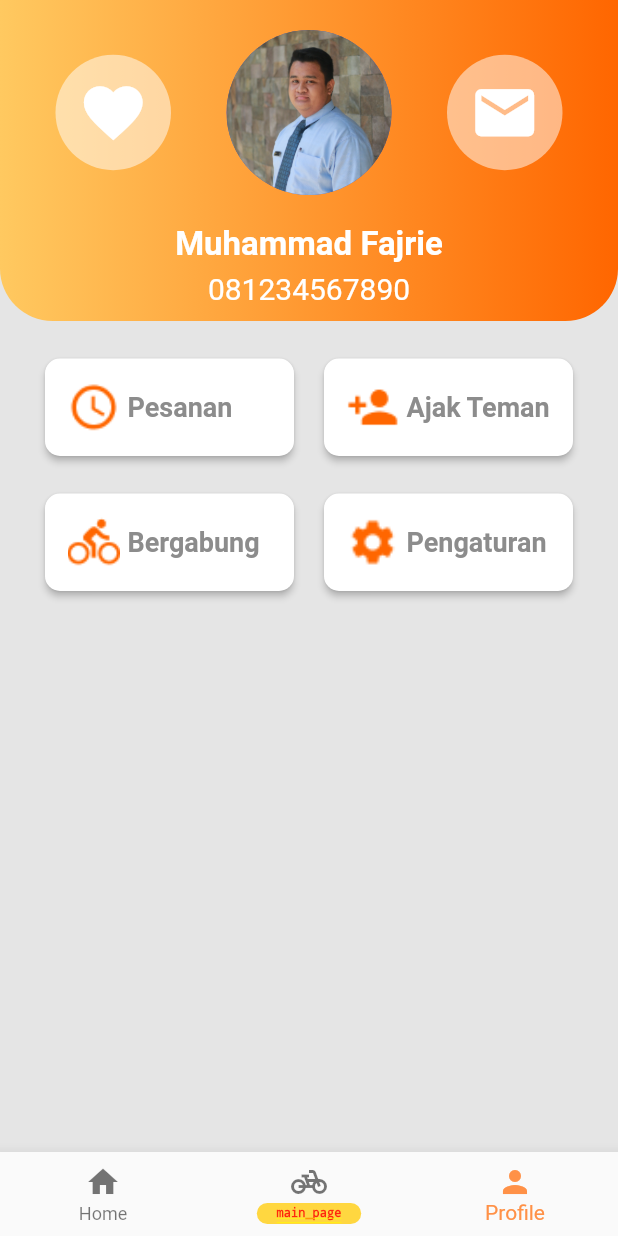
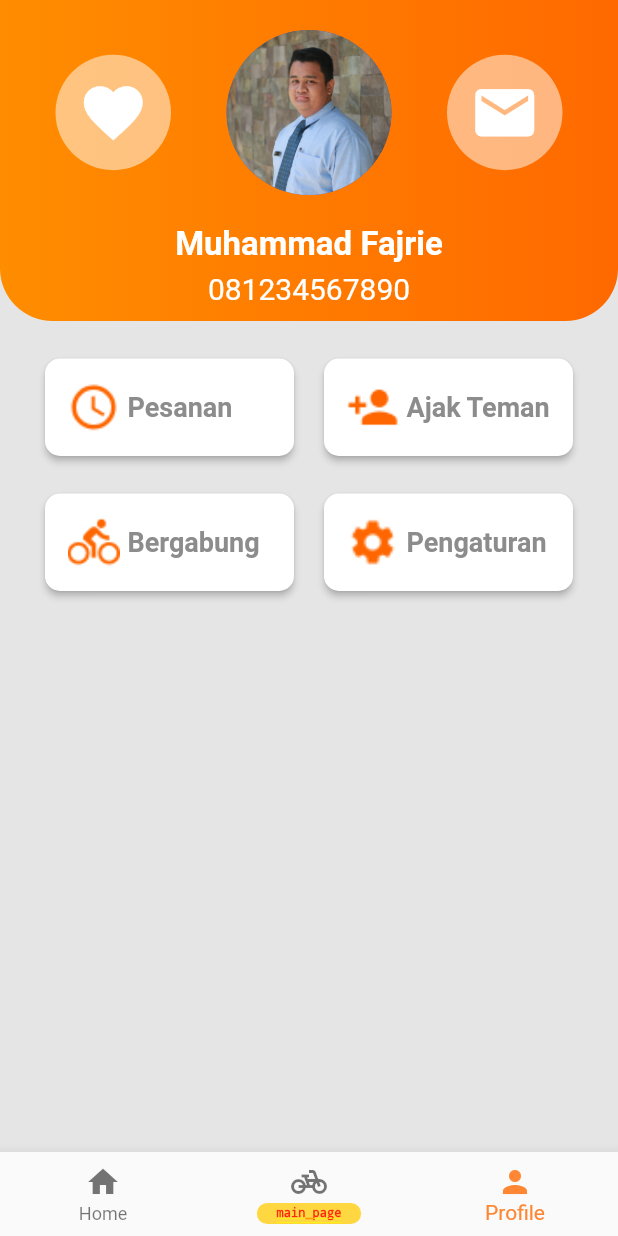
Before and after one commit to mrizkynurfajrie/antaranter-customer, a Flutter app: the PageMain screen opened by its route, item 3 of the bottom bar chosen, on a phone screen of 412 x 824 dp. Run offline on Flutter 3.47's test engine with Material 2 defaults, Android fonts, the phone set to English and light mode, and no system bars; our stand-ins replace flutter_screenutil, get, get_storage, intl_phone_number_input; accounts and stored records are empty; Roboto replaces fonts that are missing (DMSans).

Commit message:
fix color

```diff
--- a/lib/features/create_order/page_create_order.dart
+++ b/lib/features/create_order/page_create_order.dart
@@ -7,7 +7,7 @@ class PageCreateOrder extends StatelessWidget {
   @override
   Widget build(BuildContext context) {
     return Scaffold(
-      backgroundColor: AppColor.bgColorGrey,
+      backgroundColor: AppColor.bgPageColor,
       body: SingleChildScrollView(
         child: SafeArea(
           child: Column(
--- a/lib/features/home/page_home.dart
+++ b/lib/features/home/page_home.dart
@@ -8,7 +8,7 @@ class PageHome extends StatelessWidget {
   @override
   Widget build(BuildContext context) {
     return Scaffold(
-      backgroundColor: AppColor.bgColorGrey,
+      backgroundColor: AppColor.bgPageColor,
       body: SingleChildScrollView(
         child: SafeArea(
           child: Column(
@@ -86,7 +86,7 @@ class PageHome extends StatelessWidget {
                                   "Kacang Almond Booster",
                                   style: TextStyle(
                                     fontSize: 20,
-                                    color: AppColor.textColorOrange,
+                                    color: AppColor.primaryColor.shade500,
                                     fontWeight: FontWeight.bold,
                                   ),
                                 ),
--- a/lib/features/main/page_main.dart
+++ b/lib/features/main/page_main.dart
@@ -1,6 +1,7 @@
 import 'package:flutter/material.dart';
 import 'package:get/get.dart';
 import 'package:intake_customer/features/main/controller_main.dart';
+import 'package:intake_customer/shared/constans/colors.dart';
 
 class PageMain extends GetView<ControllerMain> {
   const PageMain({Key? key}) : super(key: key);
@@ -15,7 +16,7 @@ class PageMain extends GetView<ControllerMain> {
       ),
       bottomNavigationBar: Obx(
         () => BottomNavigationBar(
-          selectedItemColor: Color(0xFFFF9147),
+          selectedItemColor: AppColor.primaryColor.shade400,
           currentIndex: controller.currentPage.value,
           onTap: (index) => controller.changePage(index),
           items: [
--- a/lib/features/profile/page_profile.dart
+++ b/lib/features/profile/page_profile.dart
@@ -9,7 +9,7 @@ class PageProfile extends StatelessWidget {
   @override
   Widget build(BuildContext context) {
     return Scaffold(
-      backgroundColor: AppColor.bgColorGrey,
+      backgroundColor: AppColor.bgPageColor,
       body: SingleChildScrollView(
         child: Column(
           children: [
@@ -24,14 +24,7 @@ class PageProfile extends StatelessWidget {
                   bottomLeft: Radius.circular(35),
                   bottomRight: Radius.circular(35),
                 ),
-                gradient: LinearGradient(
-                  begin: Alignment.centerLeft,
-                  end: Alignment.centerRight,
-                  colors: [
-                    AppColor.gradientColorOrangeBegin,
-                    AppColor.gradientColorOrangeEnd,
-                  ],
-                ),
+                gradient: AppColor.gradient1
               ),
               child: Column(
                 crossAxisAlignment: CrossAxisAlignment.center,
--- a/lib/shared/constans/colors.dart
+++ b/lib/shared/constans/colors.dart
@@ -206,10 +206,6 @@ class AppColor {
   static const Color greyColor = Color(0xFF5a5a5a);
   static const Color greyColorLight = Color(0xFF969696);
 
-  static const Color bgColorGrey = Color(0xFFE5E5E5);
   static const Color textColorGrey = Color(0xFF858585);
-  static const Color textColorOrange = Color(0xFFFF6600);
-  static const Color gradientColorOrangeBegin = Color(0xFFFFC960);
-  static const Color gradientColorOrangeEnd = Color(0xFFFF6600);
   static const Color textMenuColorGrey = Color(0xFF8C8C8C);
 }
```
